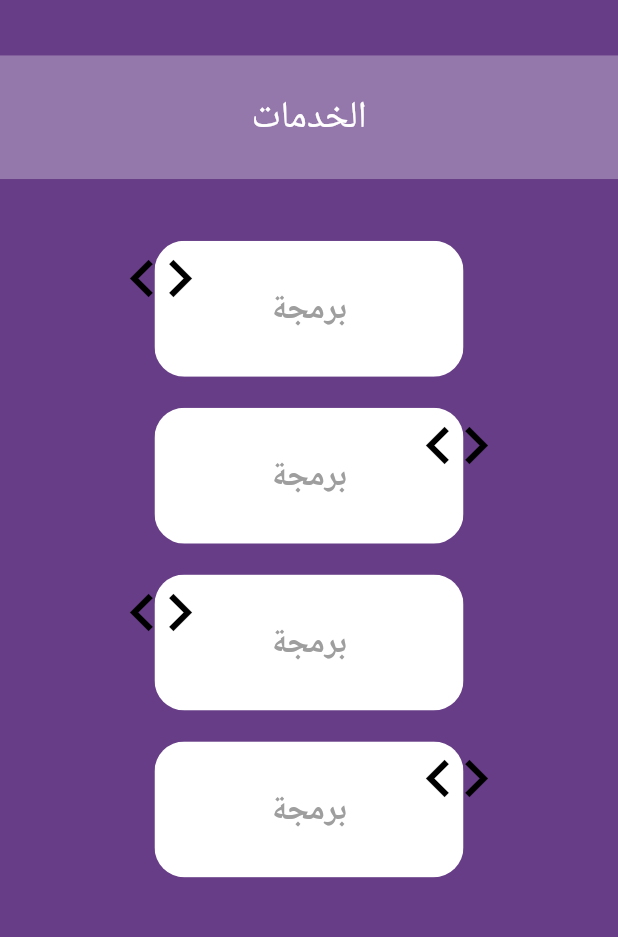
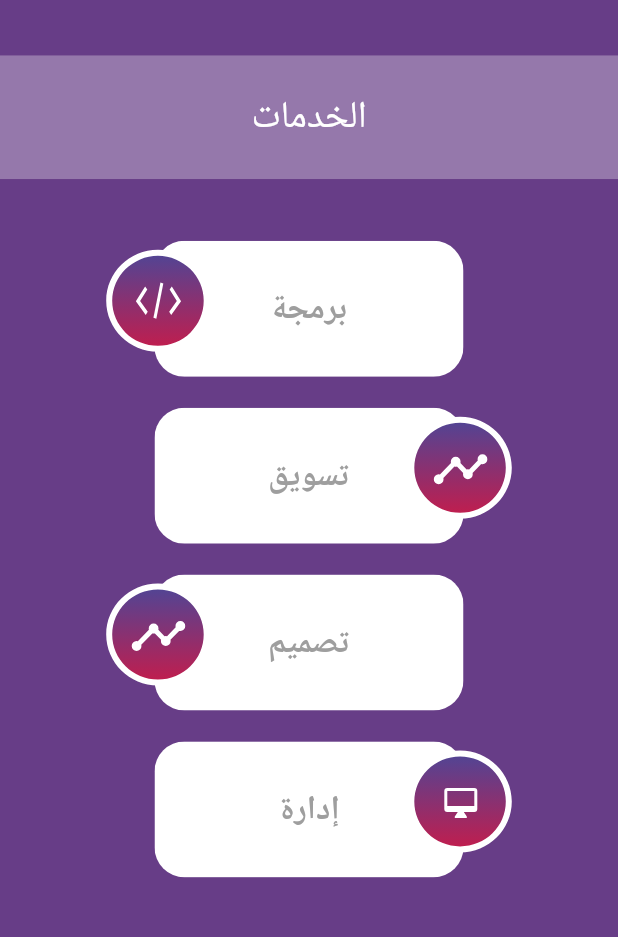
Before and after one commit to mosabkilani98/waklni, a Flutter app: the Services screen opened by its route, on a phone screen of 412 x 824 dp, the part 96-1033 px from its top. Run offline on Flutter 3.47's test engine with Material 2 defaults, Android fonts, the phone set to English and light mode, and no system bars; our stand-ins replace carousel_pro_nullsafety, flutter_svg.

Commit message:
services

```diff
--- a/lib/screens/home.dart
+++ b/lib/screens/home.dart
@@ -31,7 +31,11 @@ class _HOME_PAGEState extends State<HOME_PAGE> {
        body:ListView(children: [
          Row(mainAxisAlignment: MainAxisAlignment.spaceEvenly,
              children: [
-             Icon(Icons.search,color: Colors.white,),
+             InkWell(
+                 onTap: (){
+                   Navigator.of(context).pushNamed('/services');
+                 },
+                 child: Icon(Icons.search,color: Colors.white,)),
              Image.asset("assets/3.png",width: 200,),
              Icon(Icons.search,color: Colors.white,)]
              ),Container(child: image_slider_carousel ,),
--- a/lib/screens/services.dart
+++ b/lib/screens/services.dart
@@ -1,5 +1,6 @@
 import 'package:flutter/material.dart';
 import '../constants/constants.dart';
+import 'package:flutter_svg/flutter_svg.dart';
 class Services extends StatelessWidget {
 
   @override
@@ -74,11 +75,8 @@ class Services extends StatelessWidget {
                    ],
                  ),
                  Positioned(
-                   left: size.width *0.20,
-                     child: Icon(
-                   Icons.code,size: 50.0,
-                   color: Colors.black,
-                 ))
+                   left: size.width *0.15,
+                     child: SvgPicture.asset("assets/Repeat Grid 19.svg"))
                ]
              ),
              SizedBox(
@@ -96,7 +94,7 @@ class Services extends StatelessWidget {
                              width: size.width * 0.5,
                              height: size.height * 0.11,
                              child: Center(
-                               child: Text('برمجة',style: TextStyle(
+                               child: Text('تسويق',style: TextStyle(
                                  fontSize: 22.0,
                                  color: Colors.grey,
                                  fontWeight: FontWeight.bold,
@@ -107,12 +105,9 @@ class Services extends StatelessWidget {
                      ],
                    ),
                    Positioned(
-                       right: size.width *0.20,
+                       right: size.width *0.15,
 
-                       child: Icon(
-                         Icons.code,size: 50.0,
-                         color: Colors.black,
-                       ))
+                       child: SvgPicture.asset('assets/Repeat Grid 22.svg'))
                  ]
              ),
              SizedBox(
@@ -130,7 +125,7 @@ class Services extends StatelessWidget {
                              width: size.width * 0.5,
                              height: size.height * 0.11,
                              child: Center(
-                               child: Text('برمجة',style: TextStyle(
+                               child: Text('تصميم',style: TextStyle(
                                  fontSize: 22.0,
                                  color: Colors.grey,
                                  fontWeight: FontWeight.bold,
@@ -141,11 +136,8 @@ class Services extends StatelessWidget {
                      ],
                    ),
                    Positioned(
-                       left: size.width *0.20,
-                       child: Icon(
-                         Icons.code,size: 50.0,
-                         color: Colors.black,
-                       ))
+                       left: size.width *0.15,
+                       child: SvgPicture.asset('assets/Repeat Grid 22.svg'))
                  ]
              ),
              SizedBox(
@@ -163,7 +155,7 @@ class Services extends StatelessWidget {
                              width: size.width * 0.5,
                              height: size.height * 0.11,
                              child: Center(
-                               child: Text('برمجة',style: TextStyle(
+                               child: Text('إدارة',style: TextStyle(
                                  fontSize: 22.0,
                                  color: Colors.grey,
                                  fontWeight: FontWeight.bold,
@@ -174,11 +166,8 @@ class Services extends StatelessWidget {
                      ],
                    ),
                    Positioned(
-                       right: size.width *0.20,
-                       child: Icon(
-                         Icons.code,size: 50.0,
-                         color: Colors.black,
-                       ))
+                       right: size.width *0.15,
+                       child: SvgPicture.asset('assets/Repeat Grid 21.svg'))
                  ]
              )
            ],
--- a/pubspec.yaml
+++ b/pubspec.yaml
@@ -29,7 +29,7 @@ dependencies:
   # Use with the CupertinoIcons class for iOS style icons.
   cupertino_icons: ^1.0.2
   carousel_pro_nullsafety: ^1.0.2
-
+  flutter_svg: ^0.22.0
 dev_dependencies:
   flutter_test:
     sdk: flutter
```
Also changed, not shown: assets/Repeat Grid 19.svg (added), assets/Repeat Grid 20.svg (added), assets/Repeat Grid 21.svg (added), assets/Repeat Grid 22.svg (added), pubspec.lock.
